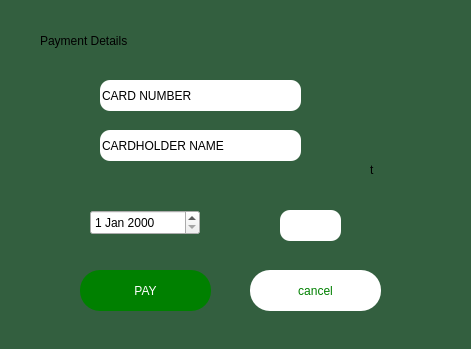
First picture: the form in payment_info.ui, repository ahmed-alllam/GTA-VI, before the edit.
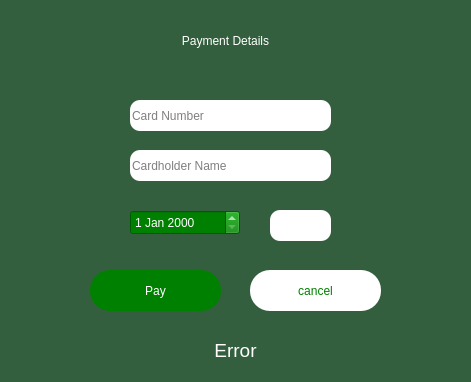
Second picture: the form after the edit.

Commit message: Finished payment screen

Diff of the .ui file:
```diff
--- a/payment_info.ui
+++ b/payment_info.ui
@@ -7,7 +7,7 @@
     <x>0</x>
     <y>0</y>
     <width>471</width>
-    <height>349</height>
+    <height>382</height>
    </rect>
   </property>
   <property name="windowTitle">
@@ -27,8 +27,8 @@
   <widget class="QLineEdit" name="card_numb">
    <property name="geometry">
     <rect>
-     <x>100</x>
-     <y>80</y>
+     <x>130</x>
+     <y>100</y>
      <width>201</width>
      <height>31</height>
     </rect>
@@ -40,14 +40,17 @@
 </string>
    </property>
    <property name="text">
-    <string>CARD NUMBER</string>
+    <string/>
+   </property>
+   <property name="placeholderText">
+    <string>Card Number</string>
    </property>
   </widget>
   <widget class="QLineEdit" name="holder_name">
    <property name="geometry">
     <rect>
-     <x>100</x>
-     <y>130</y>
+     <x>130</x>
+     <y>150</y>
      <width>201</width>
      <height>31</height>
     </rect>
@@ -58,13 +61,16 @@
 </string>
    </property>
    <property name="text">
-    <string>CARDHOLDER NAME</string>
+    <string/>
+   </property>
+   <property name="placeholderText">
+    <string>Cardholder Name</string>
    </property>
   </widget>
   <widget class="QPushButton" name="pay">
    <property name="geometry">
     <rect>
-     <x>80</x>
+     <x>90</x>
      <y>270</y>
      <width>131</width>
      <height>41</height>
@@ -78,18 +84,22 @@
 </string>
    </property>
    <property name="text">
-    <string>PAY</string>
+    <string>Pay</string>
    </property>
   </widget>
   <widget class="QDateEdit" name="expiry_date">
    <property name="geometry">
     <rect>
-     <x>90</x>
+     <x>130</x>
      <y>210</y>
      <width>110</width>
      <height>25</height>
     </rect>
    </property>
+   <property name="styleSheet">
+    <string notr="true">color:white;
+background-color: green;</string>
+   </property>
   </widget>
   <widget class="QPushButton" name="cancel">
    <property name="geometry">
@@ -114,40 +124,59 @@
   <widget class="QLabel" name="label">
    <property name="geometry">
     <rect>
-     <x>40</x>
+     <x>80</x>
      <y>20</y>
      <width>291</width>
      <height>41</height>
     </rect>
    </property>
    <property name="styleSheet">
-    <string notr="true">font: 700 22pt &quot;Segoe UI&quot;;</string>
+    <string notr="true">font: 700 22pt &quot;Segoe UI&quot;;
+color: white;</string>
    </property>
    <property name="text">
     <string>Payment Details</string>
    </property>
+   <property name="alignment">
+    <set>Qt::AlignCenter</set>
+   </property>
   </widget>
   <widget class="QLineEdit" name="CVV">
    <property name="geometry">
     <rect>
-     <x>280</x>
+     <x>270</x>
      <y>210</y>
      <width>61</width>
      <height>31</height>
     </rect>
    </property>
+   <property name="styleSheet">
+    <string notr="true">background-color: white;
+color: black</string>
+   </property>
   </widget>
   <widget class="QLabel" name="warning">
    <property name="geometry">
     <rect>
-     <x>370</x>
-     <y>160</y>
-     <width>63</width>
-     <height>20</height>
+     <x>140</x>
+     <y>330</y>
+     <width>191</width>
+     <height>41</height>
     </rect>
    </property>
+   <property name="font">
+    <font>
+     <pointsize>14</pointsize>
+    </font>
+   </property>
+   <property name="styleSheet">
+    <string notr="true">color: white</string>
+   </property>
    <property name="text">
-    <string>t</string>
+    <string>Error</string>
+   </property>
+   <property name="alignment">
+    <set>Qt::AlignCenter</set>
    </property>
   </widget>
  </widget>
```
Left out of the diff: 3 changed lines with no effect on the pictures. The commit also changes 3 other files.
